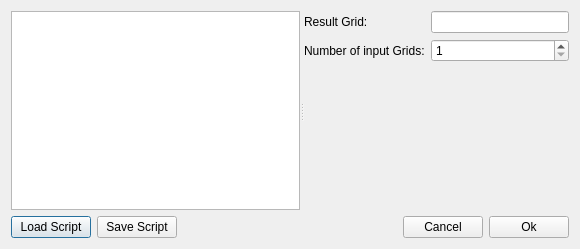
First picture: the form in ProzessUI/gridrunuserscriptdialog.ui, repository fsoos74/su, before the edit.
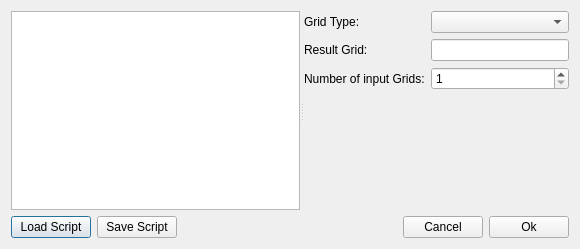
Second picture: the form after the edit.

Commit message: - changed gridtype from and to qstring functions to more consistent names. - run grid scripts for all gridtypes, not just attributes.

What changed in the file:
```diff
--- a/ProzessUI/gridrunuserscriptdialog.ui
+++ b/ProzessUI/gridrunuserscriptdialog.ui
@@ -24,17 +24,34 @@
       <layout class="QVBoxLayout" name="verticalLayout">
        <item>
         <layout class="QGridLayout" name="gridLayout">
+         <item row="0" column="0">
+          <widget class="QLabel" name="label_3">
+           <property name="text">
+            <string>Grid Type:</string>
+           </property>
+          </widget>
+         </item>
          <item row="0" column="1">
-          <widget class="QLineEdit" name="leResultGrid"/>
+          <widget class="QComboBox" name="cbType"/>
          </item>
          <item row="1" column="0">
+          <widget class="QLabel" name="label">
+           <property name="text">
+            <string>Result Grid:</string>
+           </property>
+          </widget>
+         </item>
+         <item row="1" column="1">
+          <widget class="QLineEdit" name="leResultGrid"/>
+         </item>
+         <item row="2" column="0">
           <widget class="QLabel" name="label_2">
            <property name="text">
             <string>Number of input Grids:</string>
            </property>
           </widget>
          </item>
-         <item row="1" column="1">
+         <item row="2" column="1">
           <widget class="QSpinBox" name="sbInputGrids">
            <property name="minimum">
             <number>1</number>
@@ -44,13 +61,6 @@
            </property>
           </widget>
          </item>
-         <item row="0" column="0">
-          <widget class="QLabel" name="label">
-           <property name="text">
-            <string>Result Grid:</string>
-           </property>
-          </widget>
-         </item>
         </layout>
        </item>
        <item>
```
The commit also changes 9 other files.
